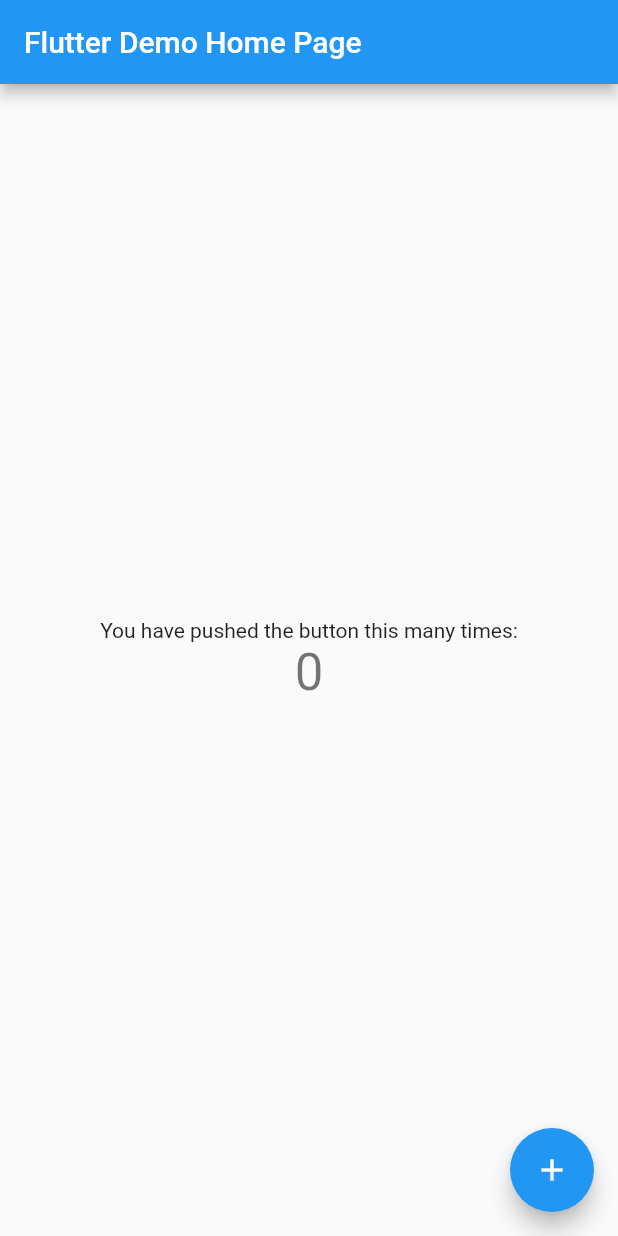
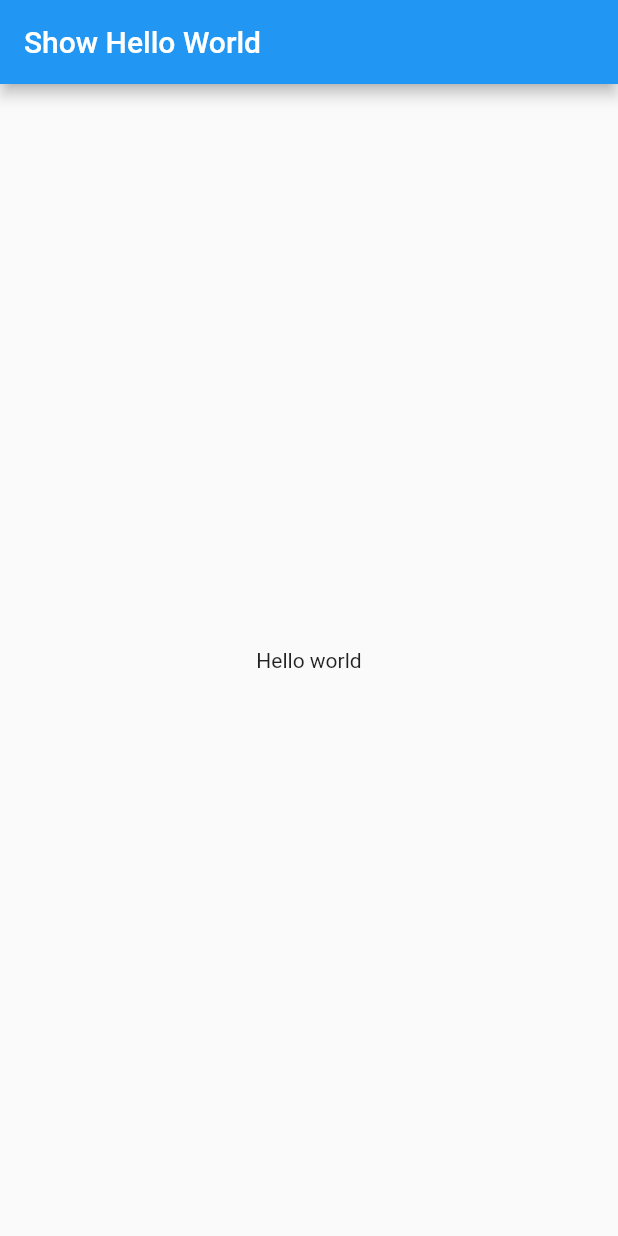
Before and after one commit to aoi0412/fluttertest, a Flutter app: the screen it shows after launch, on a phone screen of 412 x 824 dp. Run offline on Flutter 3.47's test engine with Material 2 defaults, Android fonts, the phone set to English and light mode, and no system bars; our stand-ins replace flutter_riverpod.

Commit message:
helloWorld

```diff
--- a/lib/main.dart
+++ b/lib/main.dart
@@ -1,7 +1,11 @@
 import 'package:flutter/material.dart';
+import 'package:flutter_riverpod/flutter_riverpod.dart';
+import 'viewHelloWorld.dart';
 
 void main() {
-  runApp(const MyApp());
+  runApp(
+    const ProviderScope(child:  Riverpod())
+    );
 }
 
 class MyApp extends StatelessWidget {
--- /dev/null
+++ b/lib/viewHelloWorld.dart
@@ -0,0 +1,26 @@
+export 'viewHelloWorld.dart';
+
+import 'package:flutter/cupertino.dart';
+import 'package:flutter/material.dart';
+import 'package:flutter_riverpod/flutter_riverpod.dart';
+
+// 値を格納するプロバイダの作成
+final helloWorldProvider = Provider((_)=>"Hello world");
+
+class Riverpod extends ConsumerWidget {
+  const Riverpod({Key? key}) : super(key: key);
+
+  @override
+  Widget build(BuildContext context, WidgetRef ref){
+    final String value = ref.watch(helloWorldProvider);
+
+    return MaterialApp(
+      home: Scaffold(
+        appBar:AppBar(title:const Text("Show Hello World")),
+        body:Center(child:
+          Text(value),
+        )
+      )
+    );
+  }
+}
```
Also changed, not shown: 1 other file.
